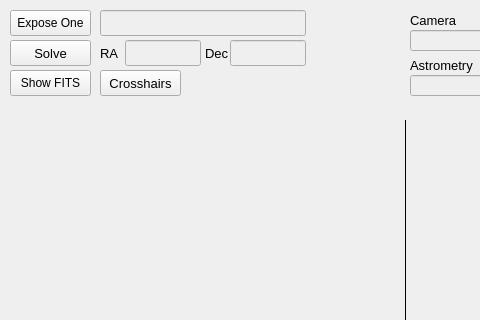
First picture: the form in mountwizzard/gui/image_dialog_ui.ui, repository sayitfast/MountWizzard3, before the edit; both pictures show x 0 to 480 and y 0 to 320 of the 791 by 641 pixel window.
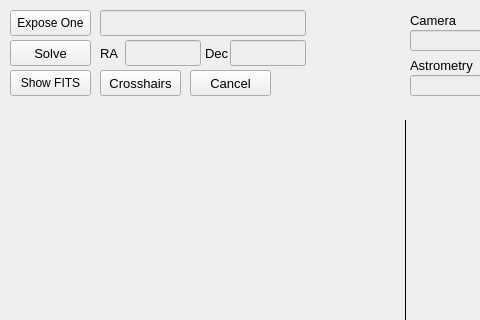
Second picture: the form after the edit.

```diff
--- a/mountwizzard/gui/image_dialog_ui.ui
+++ b/mountwizzard/gui/image_dialog_ui.ui
@@ -722,6 +722,24 @@
     <bool>false</bool>
    </property>
   </widget>
+  <widget class="QPushButton" name="btn_cancel">
+   <property name="geometry">
+    <rect>
+     <x>190</x>
+     <y>70</y>
+     <width>81</width>
+     <height>26</height>
+    </rect>
+   </property>
+   <property name="font">
+    <font>
+     <pointsize>10</pointsize>
+    </font>
+   </property>
+   <property name="text">
+    <string>Cancel</string>
+   </property>
+  </widget>
   <zorder>imageBackground</zorder>
   <zorder>image</zorder>
   <zorder>btn_expose</zorder>
```
Left out of the diff: 1 changed line with no effect on the pictures.
